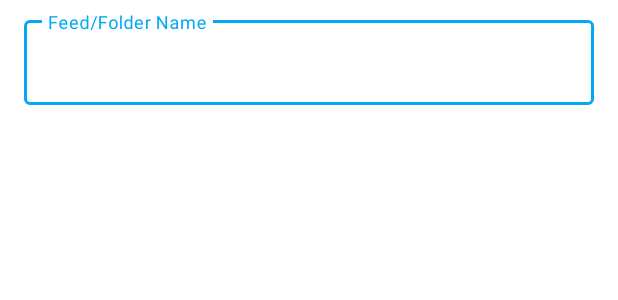
After one commit to Bartuzen/qBitController, an Android app: the layout dialog_rss_rename_feed_folder.xml on its own in the app's theme, with its tools: preview values and no code run, on a phone screen of 412 x 824 dp. The commit adds this screen. Shown: the top 300 px of the screen. Run offline under Robolectric (Android 15) with nearby library versions, the light colour scheme and no system bars.

Commit message:
Add option to rename feeds and folders

```diff
--- a/app/src/main/java/dev/bartuzen/qbitcontroller/data/repositories/rss/RssFeedRepository.kt
+++ b/app/src/main/java/dev/bartuzen/qbitcontroller/data/repositories/rss/RssFeedRepository.kt
@@ -25,4 +25,9 @@ class RssFeedRepository @Inject constructor(
     suspend fun removeItem(serverConfig: ServerConfig, path: String) = requestManager.request(serverConfig) { service ->
         service.removeItem(path)
     }
+
+    suspend fun moveItem(serverConfig: ServerConfig, from: String, to: String) =
+        requestManager.request(serverConfig) { service ->
+            service.moveItem(from, to)
+        }
 }
--- a/app/src/main/java/dev/bartuzen/qbitcontroller/network/TorrentService.kt
+++ b/app/src/main/java/dev/bartuzen/qbitcontroller/network/TorrentService.kt
@@ -245,6 +245,10 @@ interface TorrentService {
     suspend fun addRssFolder(@Field("path") path: String): Response<Unit>
 
     @FormUrlEncoded
+    @POST("api/v2/rss/moveItem")
+    suspend fun moveItem(@Field("itemPath") from: String, @Field("destPath") to: String): Response<Unit>
+
+    @FormUrlEncoded
     @POST("api/v2/rss/removeItem")
     suspend fun removeItem(@Field("path") path: String): Response<Unit>
 }
--- /dev/null
+++ b/app/src/main/res/layout/dialog_rss_rename_feed_folder.xml
@@ -0,0 +1,24 @@
+<?xml version="1.0" encoding="utf-8"?>
+<FrameLayout xmlns:android="http://schemas.android.com/apk/res/android"
+    xmlns:tools="http://schemas.android.com/tools"
+    android:layout_width="match_parent"
+    android:layout_height="wrap_content">
+
+    <com.google.android.material.textfield.TextInputLayout
+        android:id="@+id/input_layout_name"
+        style="@style/Widget.MaterialComponents.TextInputLayout.OutlinedBox"
+        android:layout_width="match_parent"
+        android:layout_height="wrap_content"
+        android:layout_marginHorizontal="16dp"
+        android:layout_marginTop="8dp">
+
+        <com.google.android.material.textfield.TextInputEditText
+            android:id="@+id/edit_name"
+            android:layout_width="match_parent"
+            android:layout_height="wrap_content"
+            android:inputType="text"
+            tools:hint="Feed/Folder Name" />
+
+    </com.google.android.material.textfield.TextInputLayout>
+
+</FrameLayout>
```
Also changed, not shown: app/src/main/java/dev/bartuzen/qbitcontroller/ui/rss/feeds/RssFeedsFragment.kt (+54 -6 lines), app/src/main/java/dev/bartuzen/qbitcontroller/ui/rss/feeds/RssFeedsViewModel.kt (+18 -1 lines), app/src/main/res/values/strings.xml (+7 -1 lines).
